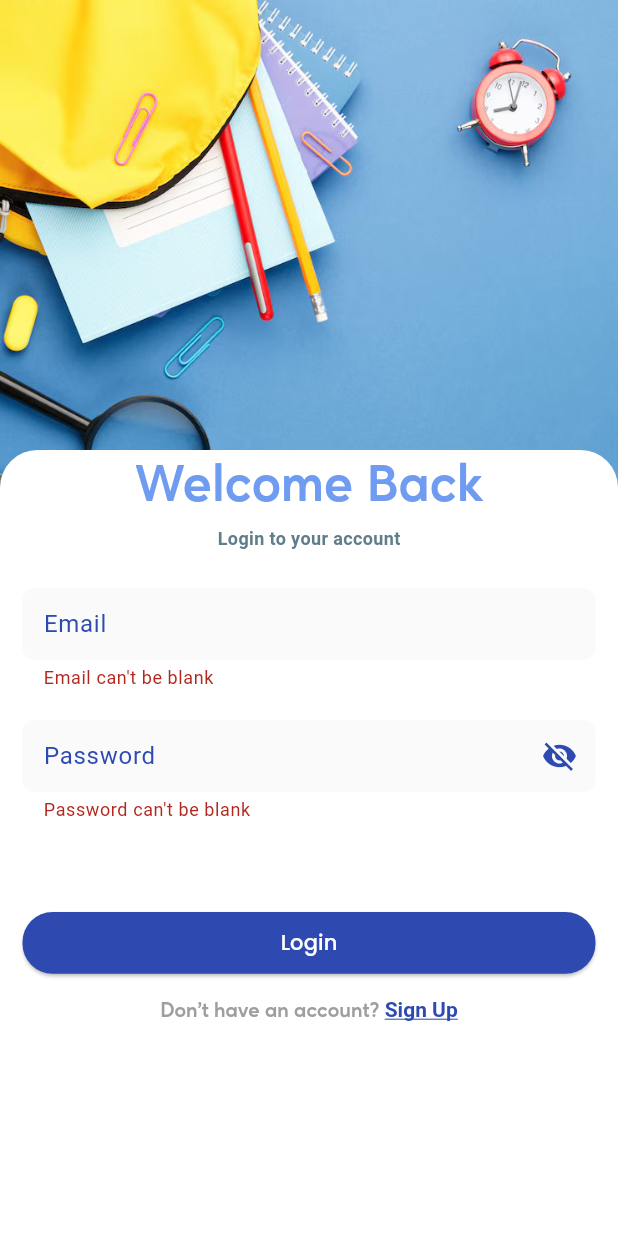
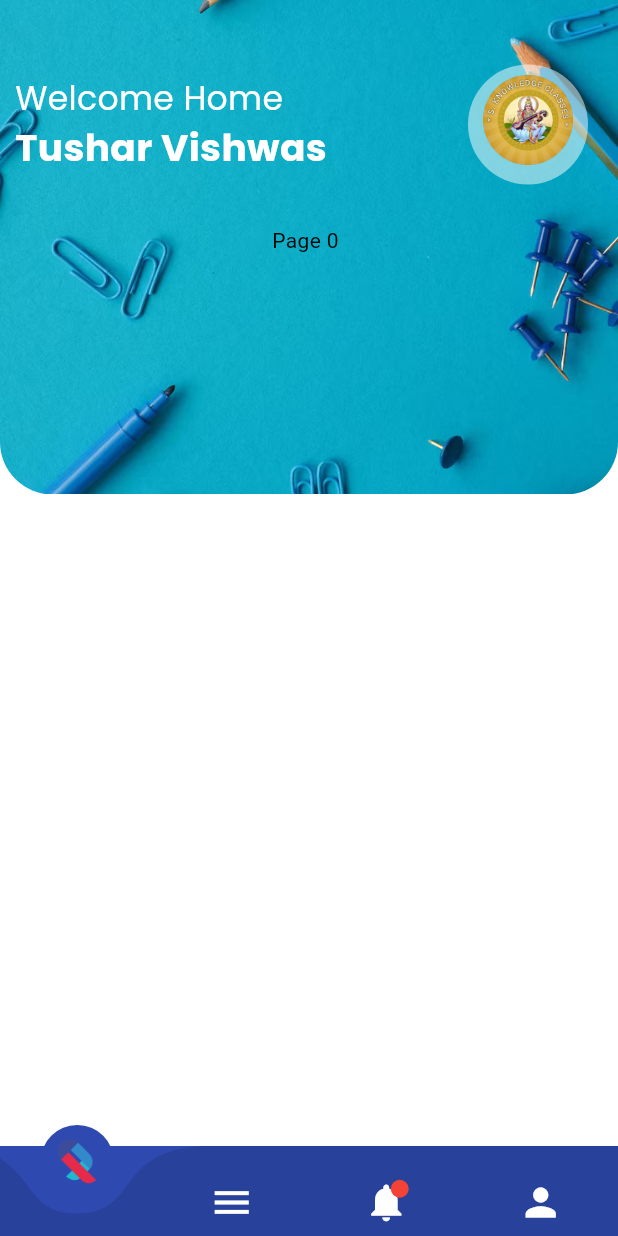
Before and after one commit to Nirajkumar11/Nirajkumar11, a Flutter app: the LoginScreen screen opened by its route, after a tap on "Login", on a phone screen of 412 x 824 dp. Run offline on Flutter 3.47's test engine with Material 3 defaults, Android fonts, the light colour scheme and no system bars; drawn by our look-alikes of curved_navigation_bar; our stand-ins replace get, google_fonts, permission_handler, shared_preferences; missing offline and left inert: loop_page_view; accounts and stored records are empty; Roboto replaces fonts that are missing (Ageo).

Commit message:
Commit:- Dashboard page created

```diff
--- a/dear_guruji_education_app/lib/resourse/routes/app_routes.dart
+++ b/dear_guruji_education_app/lib/resourse/routes/app_routes.dart
@@ -1,6 +1,7 @@
 import 'package:dear_guruji_education_app/resourse/routes/routes_name.dart';
 import 'package:get/get.dart';
 
+import '../../view/dashboard_view/Home_view.dart';
 import '../../view/login_view/login_view.dart';
 import '../../view/login_view/registration_page.dart';
 import '../../view/splash_view/splash_screen.dart';
@@ -25,5 +26,11 @@ class AppRoutes{
         transition: Transition.rightToLeftWithFade
     ),
 
+    GetPage(name: RoutesName.homeScreen,
+        page: ()=>HomePageScreen(),
+        transitionDuration: Duration(microseconds: 180),
+        transition: Transition.rightToLeftWithFade
+    ),
+
   ];
 }
--- a/dear_guruji_education_app/lib/resourse/routes/routes_name.dart
+++ b/dear_guruji_education_app/lib/resourse/routes/routes_name.dart
@@ -3,6 +3,7 @@ class RoutesName{
   static const splashScreen="/";
   static const loginScreen="/login_view.dart";
   static const registerScreen="/registration_page.dart";
+  static const homeScreen="/Home_view.dart";
 
 
 }
--- /dev/null
+++ b/dear_guruji_education_app/lib/view/dashboard_view/DashBoardScreen.dart
@@ -0,0 +1,142 @@
+import 'dart:async';
+import 'dart:ui';
+
+import 'package:flutter/cupertino.dart';
+import 'package:flutter/material.dart';
+import 'package:get/get.dart';
+import 'package:google_fonts/google_fonts.dart';
+import 'package:loop_page_view/loop_page_view.dart';
+import '../../constants/app_colors.dart';
+import '../../constants/app_font_size.dart';
+import '../../view_model/dashBoard_viewModel/DashBoard_Vm.dart';
+
+class DashBoardScreen extends StatelessWidget{
+  DashBoardScreen({super.key});
+
+  Size size = Get.size;
+
+  final DashBoardVMController=Get.put(DashBoardViewModel());
+
+  @override
+  Widget build(BuildContext context) {
+    return SafeArea(
+      child: Scaffold(
+        body: Container(
+          child: Column(
+            children: [
+              Stack(
+                // alignment: Alignment.center,
+                children: [
+                  Container(
+                    height: size.height * 0.40,
+                    decoration: BoxDecoration(
+                      color: Colors.white,
+                      borderRadius: BorderRadius.only(
+                        bottomLeft: Radius.circular(35),
+                        bottomRight: Radius.circular(35),
+                      ),
+                    ),
+                    child: Stack(
+                      fit: StackFit.expand,
+                      children: [
+                        ClipRRect(
+                          borderRadius: BorderRadius.only(
+                            bottomLeft: Radius.circular(35),
+                            bottomRight: Radius.circular(35),
+                          ),
+                          child: Image.asset(
+                            "assets/images/splash_screen.jpg",
+                            fit: BoxFit.cover,
+                          ),
+                        ),
+                        Positioned(
+                          right: 30,
+                          top: 50,
+                          child: Container(
+                            // padding: EdgeInsets.only(right: 8),
+                            height: 60,
+                            width: 60,
+                            decoration: BoxDecoration(
+                                borderRadius: BorderRadius.circular(50),
+                                boxShadow: [
+                                  BoxShadow(
+                                      color: AllColors.whiteColor
+                                          .withOpacity(0.5),
+                                      spreadRadius: 10,
+                                      blurRadius: 0,
+                                      offset: Offset(0, 3),
+                                      blurStyle: BlurStyle.solid)
+                                ] // Change to make the container circular
+
+                              //color: Colors.black, // Assuming AllColors.lightblackColor is defined as a color constant
+                            ),
+                            child: Image.asset(
+                              "assets/images/logo-removebg-preview.png",
+                              fit: BoxFit.fill,
+                            ),
+                          ),
+                        ),
+                        Positioned(
+                          top: 50,
+                          left: 10,
+                          child: Text(
+                            "Welcome Home ",
+                            style: GoogleFonts.poppins(
+                              color: Colors.white,
+                              fontSize: AllFontSize.twenteetwo,
+                            ),
+                          ),
+                        ),
+                        Positioned(
+                          top: 80,
+                          left: 10,
+                          child:
+                          Container(
+                            width: size.width*.63,
+                            child: Text('Tushar Vishwas',
+                              style: GoogleFonts.poppins(
+                                color: Colors.white,
+                                fontWeight: FontWeight.w700,
+                                fontSize: 25,
+                              ),
+
+                              ///overflow: TextOverflow.ellipsis,
+                            ),
+                          )
+                        ),
+                        Positioned(
+                          top: 110,
+                          left: 80,
+                          child: SizedBox(
+                            height: 100,
+                            width: size.width * 0.6,
+                            child: PageView.builder(
+                              controller: DashBoardVMController.pageController,
+                             // itemCount: 5,
+                              itemBuilder: (context, index) {
+                                final displayIndex = index % DashBoardVMController.itemCount;
+                                return Center(
+                                  child: Text('Page $displayIndex', style: TextStyle(
+                                    color: Colors.black
+                                  ),),
+                                );
+                              },
+                            ),
+                          ),
+                        )
+                      ],
+                    ),
+                  ),
+
+                ],
+              ),
+
+            ],
+          ),
+        ),
+      ),
+    );
+  }
+
+
+}
--- /dev/null
+++ b/dear_guruji_education_app/lib/view/dashboard_view/Home_view.dart
@@ -0,0 +1,126 @@
+import 'package:flutter/cupertino.dart';
+import 'package:flutter/material.dart';
+import 'package:curved_navigation_bar/curved_navigation_bar.dart';
+
+import '../../constants/app_colors.dart';
+import '../../session_management/session_management_controller.dart';
+import '../profile_view/profile_view.dart';
+import 'DashBoardScreen.dart';
+
+class HomePageScreen extends StatefulWidget{
+
+  HomePageScreen({super.key});
+
+  @override
+  State<StatefulWidget> createState() => _HomePageScreenState();
+
+}
+
+class _HomePageScreenState extends State<HomePageScreen> {
+
+  SessionManagement sessionManagement = SessionManagement();
+  //final DashboardVM controller = Get.put(DashboardVM());
+  //final NotificationVM notification_pageController = Get.put(NotificationVM());
+ // List<Menu> globalMenuList = [];
+ // List<Children> globalchildList = [];
+
+  late List<Widget> _pages;
+  late Widget _page1_dashboard;
+  late Widget _page2_notification;
+  late Widget _page3_profile;
+
+  late int _currentIndex;
+  late Widget _currentPage;
+  bool isSecondGridViewVisible = false;
+
+  @override
+  void initState() {
+    super.initState();
+
+    _page1_dashboard = DashBoardScreen();
+    _page2_notification = ProfileView();
+    _page3_profile = ProfileView();
+
+    _pages = [_page1_dashboard, _page2_notification, _page3_profile];
+
+    _currentIndex = 0;
+    _currentPage = _page1_dashboard;
+
+
+    //MenuList();
+  }
+
+
+  void changeTab(int index) {
+    setState(() {
+      if (index == 0) {
+        _currentIndex = index;
+        _currentPage = _pages[index];
+        isSecondGridViewVisible = false; // Hide the second GridView
+      } else if (index == 1) {
+       // _showBottomSheet(context);
+      } else {
+        index = index - 1;
+        _currentIndex = index;
+        _currentPage = _pages[index];
+        isSecondGridViewVisible = false;
+      }
+    });
+  }
+
+
+  @override
+  Widget build(BuildContext context) {
+    return Scaffold(
+      body: _currentPage,
+      bottomNavigationBar: Theme(
+        data: Theme.of(context)
+            .copyWith(iconTheme: IconThemeData(color: Colors.white)),
+        child: CurvedNavigationBar(
+          items: [
+            Image.asset("assets/images/pristine_pfulfilll.png",height: 33,width: 33,),
+
+            /*Icon(
+              Icons.dashboard,
+              size: 30,
+              color: Colors.white,
+            ),*/
+            Icon(Icons.menu, size: 30),
+            Stack(children: [
+              Icon(Icons.notifications, size: 30),
+              Positioned(
+                right: 0,
+                child: Container(
+                  padding: EdgeInsets.all(1),
+                  decoration:  BoxDecoration(
+                    color: Colors.red,
+                    borderRadius: BorderRadius.circular(6),
+                  ),
+                  constraints: BoxConstraints(
+                    minWidth: 12,
+                    minHeight: 12,
+                  ),
+
+                ),
+              )
+            ]),
+
+            Icon(Icons.person, size: 30),
+          ],
+          buttonBackgroundColor: AllColors.primaryDark1,
+          height: 60,
+          animationCurve: Curves.easeInOut,
+          backgroundColor: AllColors.primaryDark1,
+          color: Colors.black12,
+          animationDuration: const Duration(milliseconds: 300),
+          onTap: (int index) => setState(() {
+            changeTab(index);
+          }),
+        ),
+      ),
+
+    );
+  }
+
+
+}
--- a/dear_guruji_education_app/lib/view/login_view/login_view.dart
+++ b/dear_guruji_education_app/lib/view/login_view/login_view.dart
@@ -7,6 +7,7 @@ import '../../components/back_button.dart';
 import '../../components/default_button.dart';
 import '../../constants/app_colors.dart';
 import '../../constants/app_font_size.dart';
+import '../../resourse/routes/routes_name.dart';
 import '../../utils/app_utils.dart';
 import '../../view_model/login_viewModel/login_view_model.dart';
 
@@ -223,10 +224,11 @@ class _LoginScreenState extends State<LoginScreen> {
                            return DefaultButton(
                              text: "Login",
                              press: () {
-                               if (_formKey.currentState!.validate()) {
-                                 // loginVM.loading.value = true;
-                                 // loginVM.loginApi();
-                               }
+                               /*if (_formKey.currentState!.validate()) {
+                                  loginVM.loading.value = true;
+                                  loginVM.loginApi();
+                               }*/
+                               Get.offAllNamed(RoutesName.homeScreen);
                              },
                              loading: loginVM.loading.value,
                            );
--- a/dear_guruji_education_app/lib/view/login_view/registration_page.dart
+++ b/dear_guruji_education_app/lib/view/login_view/registration_page.dart
@@ -28,8 +28,7 @@ class _RegisterScreenState extends State<RegisterScreen> {
     Size size = Get.size;
     return Scaffold(
       backgroundColor: Colors.white,
-      body: SingleChildScrollView(
-        child: Container(
+      body: Container(
         decoration: BoxDecoration(
           image: DecorationImage(
               image: AssetImage("assets/images/splash_screen.jpg"), fit: BoxFit.fill)
@@ -212,7 +211,6 @@ class _RegisterScreenState extends State<RegisterScreen> {
       */            ],
         ),
       ),
-      ),
     );
   }
 }
--- a/dear_guruji_education_app/lib/view/splash_view/body.dart
+++ b/dear_guruji_education_app/lib/view/splash_view/body.dart
@@ -25,9 +25,9 @@ class _BodyState extends State<Body> {
 
   @override
   void didChangeDependencies() async{
-    backgroundImage = AssetImage("assets/images/splash_background_image.jpg");
+    backgroundImage = AssetImage("assets/images/logo-removebg-preview.png");
     //logoImage = AssetImage("assets/images/pristine_pfulfilll.png");
-    logoImage = AssetImage("assets/images/pristine_pfulfil.png");
+    logoImage = AssetImage("assets/images/logo-removebg-preview.png");
     await precacheImage(backgroundImage,context);
     await precacheImage(logoImage,context);
     super.didChangeDependencies();
@@ -96,7 +96,7 @@ class _BodyState extends State<Body> {
                     decoration: BoxDecoration(
                         image: DecorationImage(
                             image: logoImage,
-                            fit: BoxFit.fill)), // Set the desired image height
+                            fit: BoxFit.cover)), // Set the desired image height
                   ),
                 ),
               ),
--- /dev/null
+++ b/dear_guruji_education_app/lib/view_model/dashBoard_viewModel/DashBoard_Vm.dart
@@ -0,0 +1,41 @@
+import 'dart:async';
+import 'package:get/get.dart';
+import 'package:flutter/cupertino.dart';
+
+class DashBoardViewModel extends GetxController {
+  late PageController pageController;
+  late Timer _timer;
+  int _currentPage = 0;
+  final int itemCount = 5;
+
+  @override
+  void onInit() {
+    super.onInit();
+    pageController = PageController();
+
+    _timer = Timer.periodic(Duration(seconds: 2), (timer) {
+      if (pageController.hasClients) {
+        int nextPage = pageController.page!.toInt() + 1;
+
+        if (nextPage >= 10000) {
+          // Jump back to beginning
+          pageController.jumpToPage(0);
+        } else {
+          pageController.animateToPage(
+            nextPage,
+            duration: Duration(milliseconds: 500),
+            curve: Curves.easeInOut,
+          );
+        }
+      }
+    });
+  }
+
+
+  @override
+  void onClose() {
+    pageController.dispose();
+    _timer.cancel();
+    super.onClose();
+  }
+}
--- a/dear_guruji_education_app/pubspec.yaml
+++ b/dear_guruji_education_app/pubspec.yaml
@@ -61,6 +61,7 @@ dev_dependencies:
   #connectivity: ^3.0.3
   connectivity_plus: ^5.0.2
   permission_handler: ^11.3.1
+  loop_page_view: ^1.2.5
 
 # For information on the generic Dart part of this file, see the
 # following page: https://dart.dev/tools/pub/pubspec
```
Also changed, not shown: dear_guruji_education_app/lib/view/profile_view/profile_view.dart (added, +335 -0 lines), dear_guruji_education_app/assets/images/logo-removebg-preview.png (added), dear_guruji_education_app/assets/images/logo.jpg (added), dear_guruji_education_app/pubspec.lock, 1 other file. Lines whose indentation alone changed are shown as unchanged.
